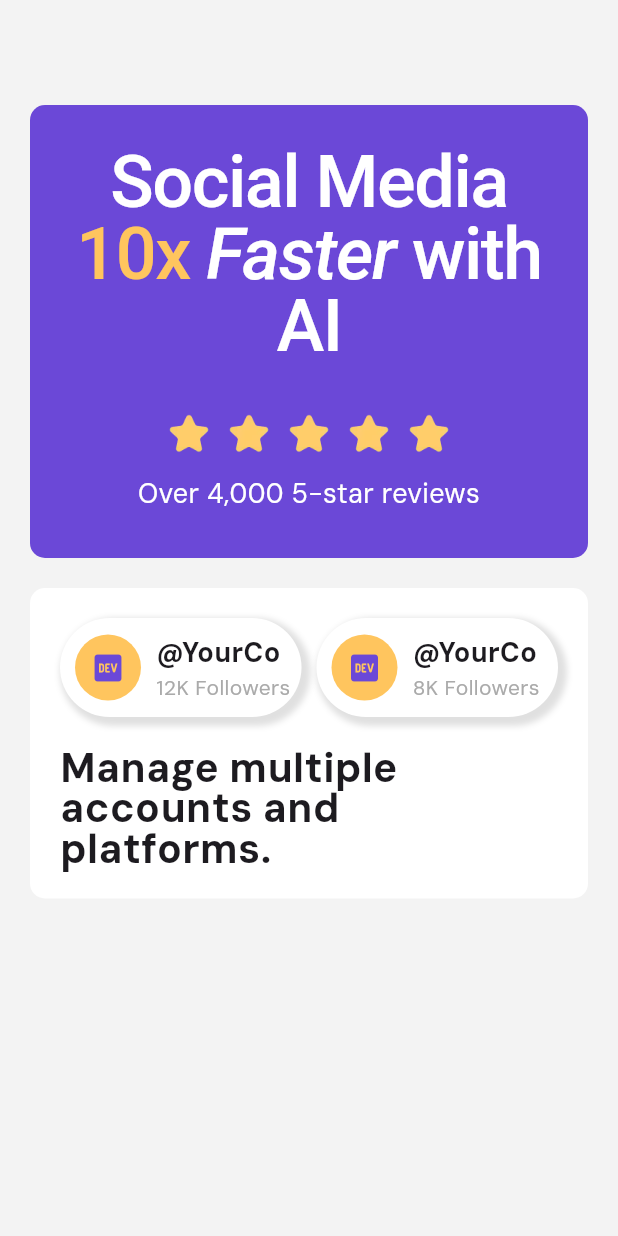
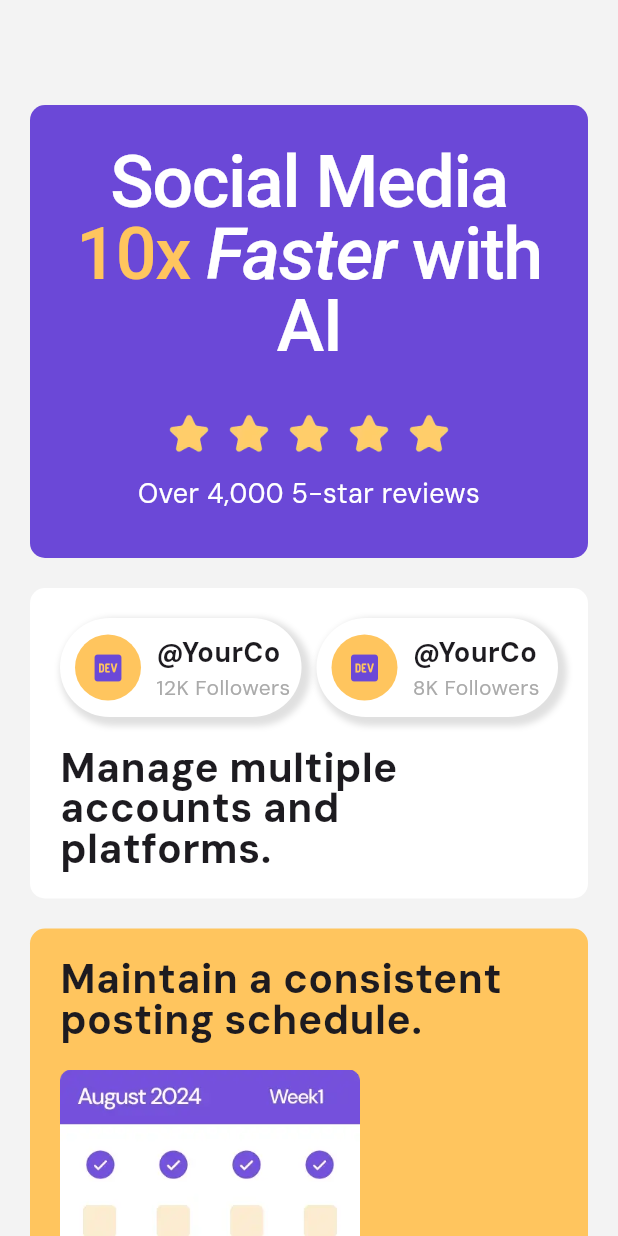
Before and after one commit to sparklaunch/bento_grid, a Flutter app: the screen it shows after launch, on a phone screen of 412 x 824 dp. Run offline on Flutter 3.47's test engine with Material 3 defaults, Android fonts, the light colour scheme and no system bars.

Commit message:
Update main_screen.dart

```diff
--- a/lib/screens/main_screen.dart
+++ b/lib/screens/main_screen.dart
@@ -192,6 +192,36 @@ class MainScreen extends StatelessWidget {
                   ],
                 ),
               ),
+              const SizedBox(height: 20),
+              Container(
+                decoration: BoxDecoration(
+                  borderRadius: BorderRadius.circular(10),
+                  color: const Color.fromRGBO(255, 197, 94, 1),
+                ),
+                child: Column(
+                  crossAxisAlignment: CrossAxisAlignment.start,
+                  children: [
+                    const Padding(
+                      padding: EdgeInsets.all(20),
+                      child: Text(
+                        "Maintain a consistent posting schedule.",
+                        style: TextStyle(
+                          fontSize: 27,
+                          fontWeight: FontWeight.bold,
+                          height: 1,
+                        ),
+                      ),
+                    ),
+                    Padding(
+                      padding: const EdgeInsets.only(left: 20),
+                      child: Image.asset(
+                        "assets/images/ConsistentSchedule.webp",
+                        width: 200,
+                      ),
+                    ),
+                  ],
+                ),
+              ),
             ],
           ),
         ),
```
